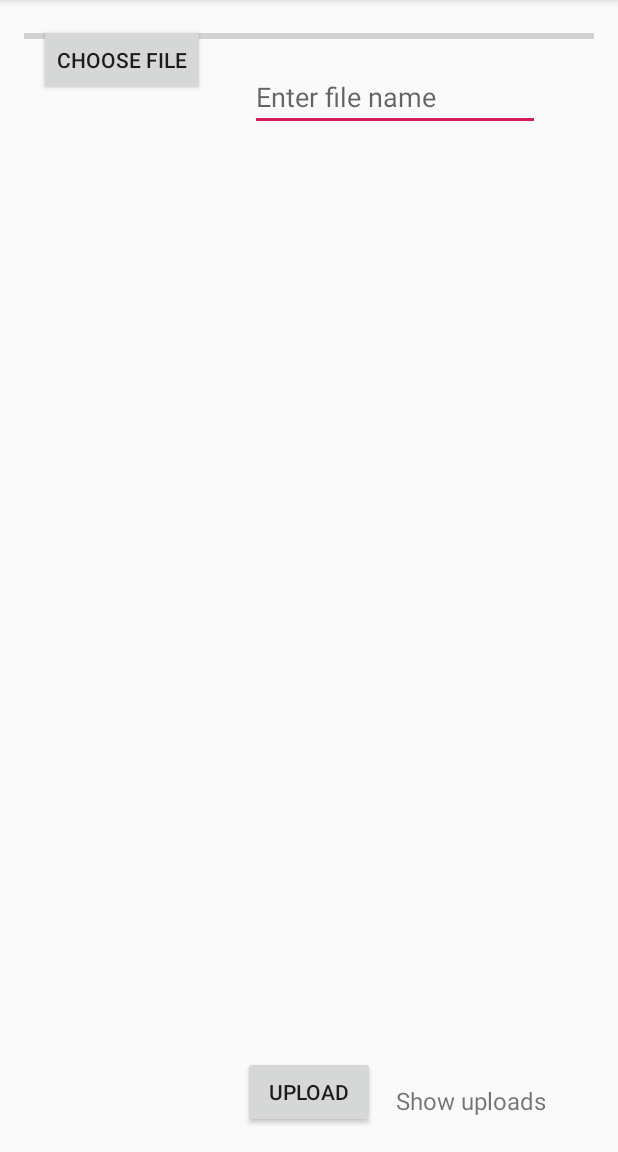
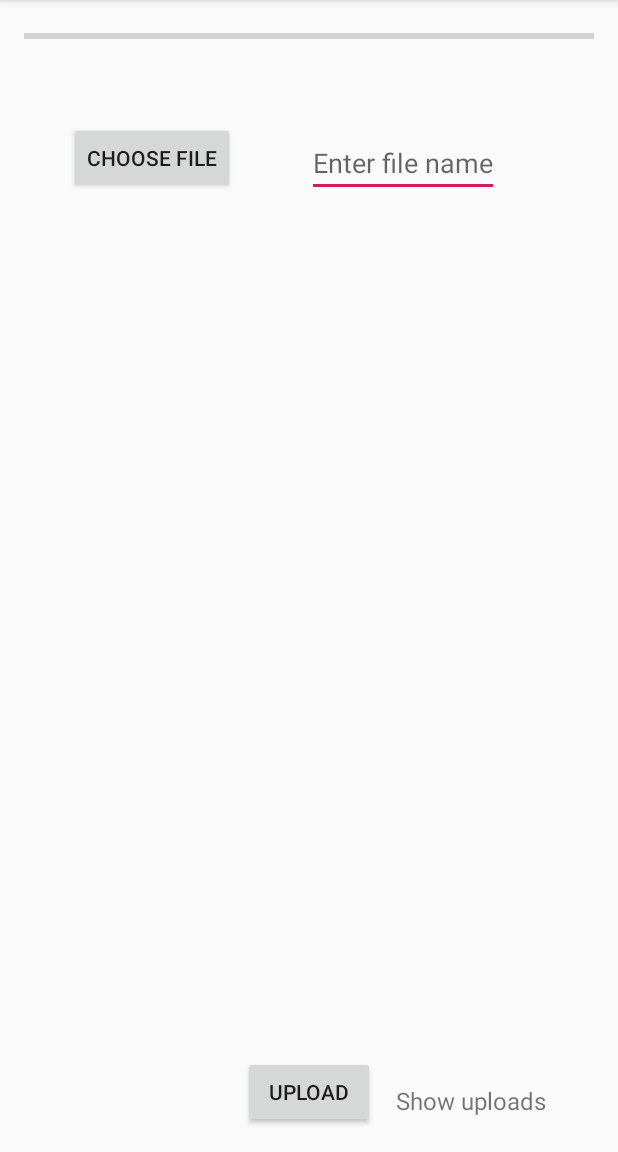
Before and after one commit to amarsgithub/viATL, an Android app: the screen it shows after launch (MainActivity), on a phone screen of 412 x 824 dp, the part 84-1236 px from its top. Run offline under Robolectric (Android 15) with nearby library versions, the phone set to English and light mode, and no system bars; our stand-ins replace Firebase (no records; nobody signed in at launch, a user with empty details on screens opened directly).

Commit message:
Modified main a bit, irrelevant changes, disregard.

```diff
--- a/app/src/main/res/layout/activity_main.xml
+++ b/app/src/main/res/layout/activity_main.xml
@@ -11,24 +11,26 @@
         android:id="@+id/button_choose_image"
         android:layout_width="wrap_content"
         android:layout_height="wrap_content"
+        android:layout_alignBottom="@+id/edit_text_file_name"
         android:layout_alignParentStart="true"
         android:layout_alignParentLeft="true"
-        android:layout_marginStart="10dp"
-        android:layout_marginLeft="10dp"
+        android:layout_marginStart="30dp"
+        android:layout_marginLeft="30dp"
+        android:layout_marginBottom="2dp"
         android:text="Choose File" />
 
     <EditText
         android:id="@+id/edit_text_file_name"
-        android:layout_width="193dp"
+        android:layout_width="wrap_content"
         android:layout_height="wrap_content"
         android:layout_alignParentTop="true"
         android:layout_alignParentEnd="true"
         android:layout_alignParentRight="true"
         android:layout_marginStart="16dp"
         android:layout_marginLeft="16dp"
-        android:layout_marginTop="26dp"
-        android:layout_marginEnd="36dp"
-        android:layout_marginRight="36dp"
+        android:layout_marginTop="70dp"
+        android:layout_marginEnd="63dp"
+        android:layout_marginRight="63dp"
         android:hint="Enter file name" />
 
     <ImageView
```
